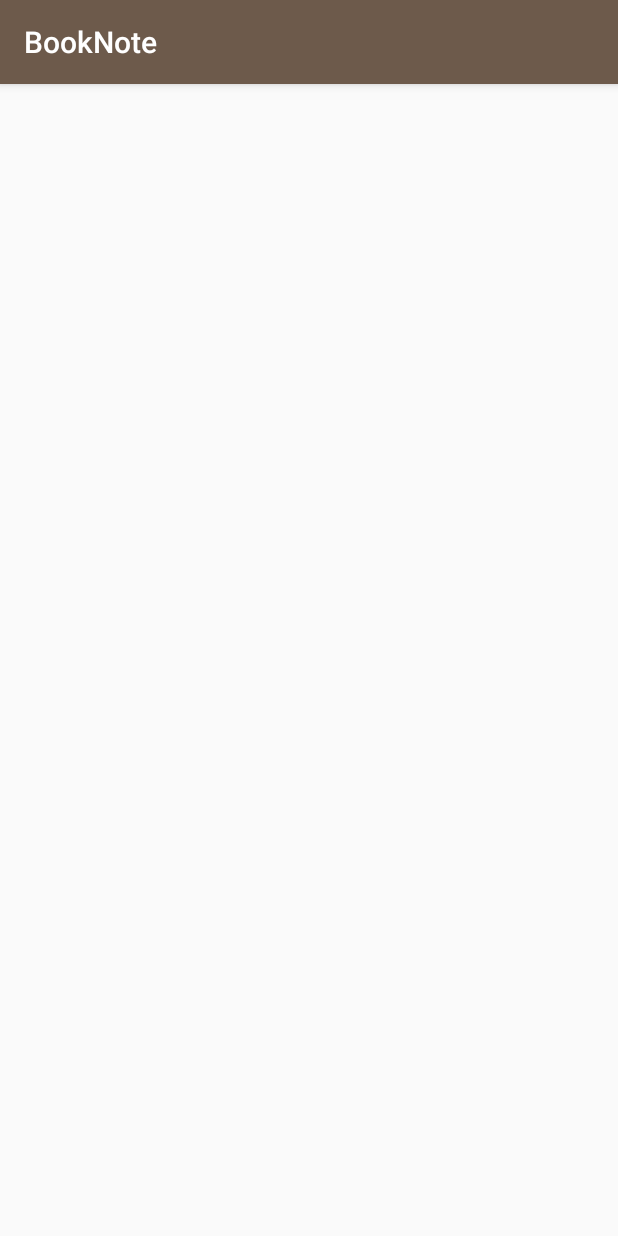
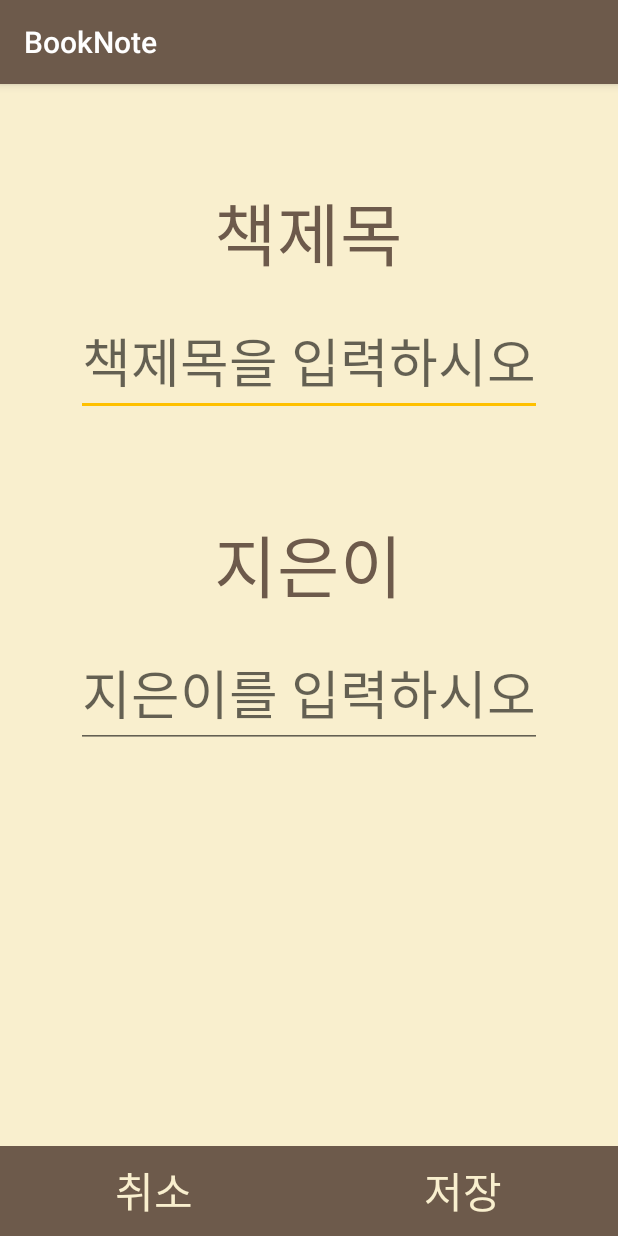
Before and after one commit to seongjinah/BookNote, an Android app: the Add_Book_Activity screen opened directly, with no data from a screen before it, on a phone screen of 412 x 824 dp. Run offline under Robolectric (Android 15) with nearby library versions, the phone set to English and light mode, and no system bars.

Commit message:
-activity_add_book.xml 디자인

```diff
--- a/app/src/main/res/layout/activity_add_book.xml
+++ b/app/src/main/res/layout/activity_add_book.xml
@@ -1,9 +1,92 @@
 <?xml version="1.0" encoding="utf-8"?>
-<androidx.constraintlayout.widget.ConstraintLayout xmlns:android="http://schemas.android.com/apk/res/android"
+<RelativeLayout
+    xmlns:android="http://schemas.android.com/apk/res/android"
     xmlns:app="http://schemas.android.com/apk/res-auto"
     xmlns:tools="http://schemas.android.com/tools"
     android:layout_width="match_parent"
     android:layout_height="match_parent"
-    tools:context=".Add_Book_Activity">
+    tools:context=".Add_Book_Activity"
+    android:background="@color/colorBackground">
 
-</androidx.constraintlayout.widget.ConstraintLayout>
+    <LinearLayout
+        android:layout_width="match_parent"
+        android:layout_height="wrap_content"
+        android:orientation="vertical"
+        android:gravity="center"
+        android:id="@+id/linearlayout_add_book"
+        android:layout_marginTop="65dp">
+
+        <TextView
+            android:layout_width="wrap_content"
+            android:layout_height="wrap_content"
+            android:text="책제목"
+            android:textSize="45dp"
+            android:fontFamily="@font/bmjua"
+            android:textColor="@color/colorPrimary"/>
+
+        <EditText
+            android:layout_width="wrap_content"
+            android:layout_height="wrap_content"
+            android:hint="책제목을 입력하시오"
+            android:fontFamily="@font/bmjua"
+            android:textSize="35dp"
+            android:textColor="@color/colorPrimaryLight"
+            android:layout_marginTop="15dp"/>
+    </LinearLayout>
+
+    <LinearLayout
+        android:layout_width="match_parent"
+        android:layout_height="wrap_content"
+        android:orientation="vertical"
+        android:gravity="center"
+        android:layout_below="@+id/linearlayout_add_book"
+        android:layout_marginTop="65dp">
+
+        <TextView
+            android:layout_width="wrap_content"
+            android:layout_height="wrap_content"
+            android:text="지은이"
+            android:textSize="45dp"
+            android:fontFamily="@font/bmjua"
+            android:textColor="@color/colorPrimary"/>
+
+        <EditText
+            android:layout_width="wrap_content"
+            android:layout_height="wrap_content"
+            android:hint="지은이를 입력하시오"
+            android:fontFamily="@font/bmjua"
+            android:textSize="35dp"
+            android:textColor="@color/colorPrimaryLight"
+            android:layout_marginTop="15dp"/>
+    </LinearLayout>
+
+    <LinearLayout
+        android:layout_width="match_parent"
+        android:layout_height="wrap_content"
+        android:orientation="horizontal"
+        android:layout_alignParentBottom="true"
+        android:background="@color/colorPrimary">
+
+        <Button
+            android:layout_width="match_parent"
+            android:layout_height="60dp"
+            android:layout_weight="1"
+            android:text="취소"
+            android:fontFamily="@font/bmjua"
+            android:textColor="@color/colorBackground"
+            android:textSize="28dp"
+            android:background="@color/colorPrimary"/>
+
+        <Button
+            android:layout_width="match_parent"
+            android:layout_height="60dp"
+            android:layout_weight="1"
+            android:text="저장"
+            android:fontFamily="@font/bmjua"
+            android:textColor="@color/colorBackground"
+            android:textSize="28dp"
+            android:background="@color/colorPrimary"/>
+
+    </LinearLayout>
+
+</RelativeLayout>
```
